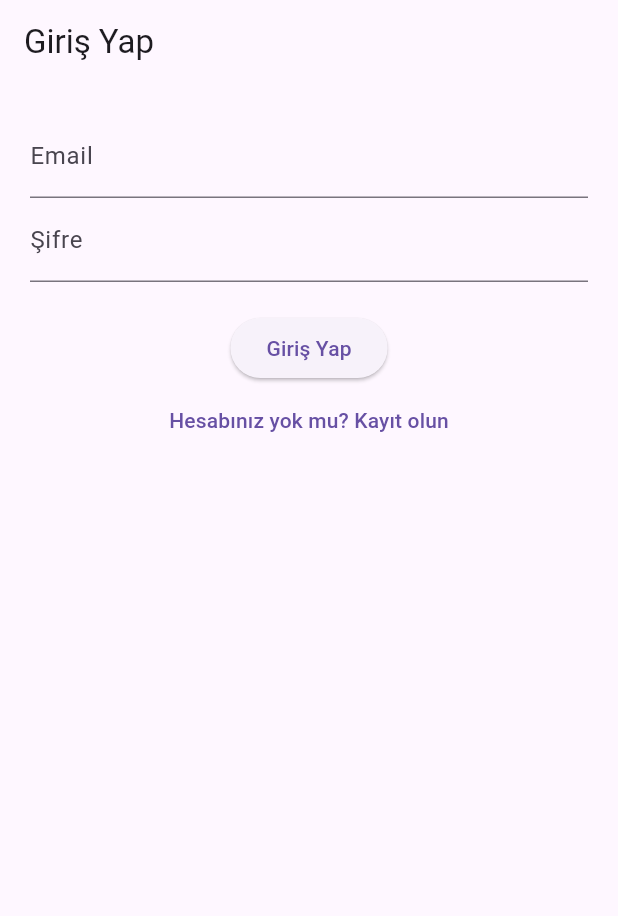
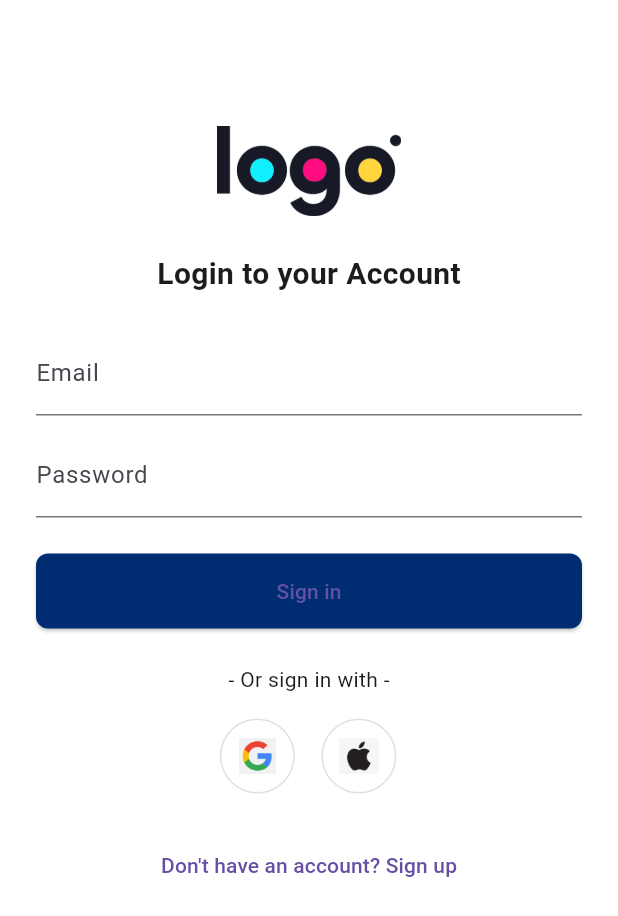
Before and after one commit to projectelif/swiftpick_spa, a Flutter app: the screen it shows after launch, on a phone screen of 412 x 824 dp. Shown: the top 916 px of the screen. Run offline on Flutter 3.47's test engine with Material 3 defaults, Android fonts, the light colour scheme and no system bars; our stand-ins replace firebase_auth, firebase_core; accounts and stored records are empty.

Commit message:
authentiication başarılı

```diff
--- a/lib/auth/login_page.dart
+++ b/lib/auth/login_page.dart
@@ -1,44 +1,126 @@
 import 'package:flutter/material.dart';
-import 'signup_page.dart';
-import 'auth_service.dart';
+import 'package:firebase_auth/firebase_auth.dart';
+import 'package:swiftpick_spa/auth/signup_page.dart';
+import 'home_page.dart';    // Giriş başarılı olursa yönlendireceğimiz sayfa
 
-class LoginPage extends StatelessWidget {
-  final TextEditingController emailCtrl = TextEditingController();
-  final TextEditingController passCtrl = TextEditingController();
-  final AuthService _auth = AuthService();
+class LoginPage extends StatefulWidget {
+  const LoginPage({super.key});
+
+  @override
+  State<LoginPage> createState() => _LoginPageState();
+}
+
+class _LoginPageState extends State<LoginPage> {
+  final _emailController = TextEditingController();
+  final _passwordController = TextEditingController();
+  bool _isLoading = false;
+  String? _error;
+
+  Future<void> _signIn() async {
+    setState(() {
+      _isLoading = true;
+      _error = null;
+    });
+
+    try {
+      await FirebaseAuth.instance.signInWithEmailAndPassword(
+        email: _emailController.text.trim(),
+        password: _passwordController.text.trim(),
+      );
+      Navigator.pushReplacement(
+        context,
+        MaterialPageRoute(builder: (_) => const HomePage()),
+      );
+    } on FirebaseAuthException catch (e) {
+      setState(() {
+        _error = e.message;
+      });
+    } finally {
+      setState(() => _isLoading = false);
+    }
+  }
 
   @override
   Widget build(BuildContext context) {
     return Scaffold(
-      appBar: AppBar(title: Text("Giriş Yap")),
-      body: Padding(
-        padding: const EdgeInsets.all(20),
-        child: Column(
-          children: [
-            TextField(controller: emailCtrl, decoration: InputDecoration(labelText: "Email")),
-            TextField(controller: passCtrl, decoration: InputDecoration(labelText: "Şifre"), obscureText: true),
-            SizedBox(height: 20),
-            ElevatedButton(
-              onPressed: () async {
-                try {
-                  final user = await _auth.signIn(emailCtrl.text, passCtrl.text);
-                  if (user != null) {
-                    ScaffoldMessenger.of(context).showSnackBar(SnackBar(content: Text("Giriş başarılı")));
-                    // İleriye yönlendirme yapılabilir
-                  }
-                } catch (e) {
-                  ScaffoldMessenger.of(context).showSnackBar(SnackBar(content: Text("Hata: $e")));
-                }
-              },
-              child: Text("Giriş Yap"),
+      backgroundColor: Colors.white,
+      body: SafeArea(
+        child: Padding(
+          padding: const EdgeInsets.all(24.0),
+          child: SingleChildScrollView(
+            child: Column(
+              children: [
+                const SizedBox(height: 60),
+                Image.asset('assets/logo.png', height: 60), // Cignifi logosu
+                const SizedBox(height: 24),
+                const Text(
+                  "Login to your Account",
+                  style: TextStyle(fontSize: 20, fontWeight: FontWeight.bold),
+                ),
+                const SizedBox(height: 24),
+                TextField(
+                  controller: _emailController,
+                  decoration: const InputDecoration(labelText: "Email"),
+                ),
+                const SizedBox(height: 12),
+                TextField(
+                  controller: _passwordController,
+                  obscureText: true,
+                  decoration: const InputDecoration(labelText: "Password"),
+                ),
+                const SizedBox(height: 24),
+                if (_error != null)
+                  Text(_error!, style: const TextStyle(color: Colors.red)),
+                ElevatedButton(
+                  onPressed: _isLoading ? null : _signIn,
+                  style: ElevatedButton.styleFrom(
+                    backgroundColor: const Color(0xFF002D72),
+                    minimumSize: const Size(double.infinity, 50),
+                    shape: RoundedRectangleBorder(
+                      borderRadius: BorderRadius.circular(8),
+                    ),
+                  ),
+                  child: _isLoading
+                      ? const CircularProgressIndicator(color: Colors.white)
+                      : const Text("Sign in"),
+                ),
+                const SizedBox(height: 24),
+                const Text("- Or sign in with -"),
+                const SizedBox(height: 16),
+                Row(
+                  mainAxisAlignment: MainAxisAlignment.center,
+                  children: [
+                    _socialButton("assets/google.png"),
+                    const SizedBox(width: 16),
+                    _socialButton("assets/apple.png"),
+                  ],
+                ),
+                const SizedBox(height: 24),
+                TextButton(
+                  onPressed: () {
+                    Navigator.push(
+                      context,
+                      MaterialPageRoute(builder: (_) => const SignUpPage()),
+                    );
+                  },
+                  child: const Text("Don't have an account? Sign up"),
+                )
+              ],
             ),
-            TextButton(
-              onPressed: () => Navigator.push(context, MaterialPageRoute(builder: (_) => SignUpPage())),
-              child: Text("Hesabınız yok mu? Kayıt olun"),
-            )
-          ],
+          ),
         ),
       ),
     );
   }
+
+  Widget _socialButton(String iconPath) {
+    return Container(
+      padding: const EdgeInsets.all(12),
+      decoration: BoxDecoration(
+        border: Border.all(color: Colors.grey.shade300),
+        shape: BoxShape.circle,
+      ),
+      child: Image.asset(iconPath, height: 24),
+    );
+  }
 }
--- a/lib/main.dart
+++ b/lib/main.dart
@@ -1,7 +1,9 @@
 import 'package:flutter/material.dart';
 import 'package:firebase_core/firebase_core.dart';
+import 'package:swiftpick_spa/auth/home_page.dart';
+import 'package:swiftpick_spa/auth/login_page.dart';
 import 'firebase_options.dart';
-import 'auth/login_page.dart';
+import 'package:firebase_auth/firebase_auth.dart';
 
 void main() async {
   WidgetsFlutterBinding.ensureInitialized();
@@ -15,11 +17,18 @@ class MyApp extends StatelessWidget {
   @override
   Widget build(BuildContext context) {
     return MaterialApp(
-      title: 'Flutter Firebase Auth',
-      theme: ThemeData(
-        primarySwatch: Colors.deepPurple,
+      debugShowCheckedModeBanner: false,
+      title:'SwiftPick SPA',
+      home: StreamBuilder<User?>(
+        stream: FirebaseAuth.instance.authStateChanges(),
+        builder: (context, snapshot) {
+          if (snapshot.hasData) {
+            return HomePage(); // Giriş yapılmış
+          } else {
+            return LoginPage(); // Giriş yapılmamış
+          }
+        },
       ),
-      home: LoginPage(),
     );
   }
 }
--- a/pubspec.yaml
+++ b/pubspec.yaml
@@ -12,6 +12,7 @@ dependencies:
 
   firebase_core: ^2.27.0
   firebase_auth: ^4.17.4
+  font_awesome_flutter: ^10.5.0
 
 dev_dependencies:
   flutter_test:
@@ -20,3 +21,5 @@ dev_dependencies:
 
 flutter:
   uses-material-design: true
+  assets:
+    - assets/
```
Also changed, not shown: lib/auth/home_page.dart (added, +13 -0 lines), lib/auth/signup_page.dart (+93 -21 lines), assets/apple.png (added), assets/google.png (added), assets/logo.png (added), pubspec.lock, 8 other files.
